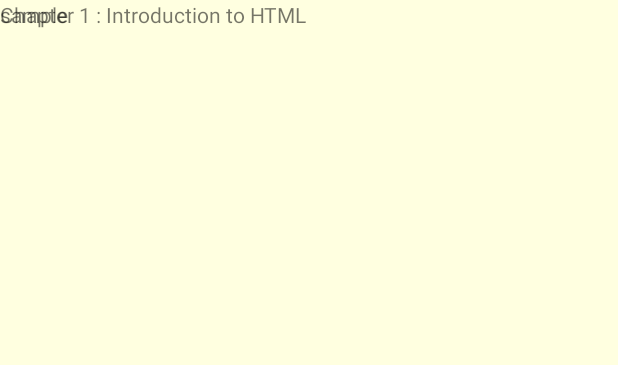
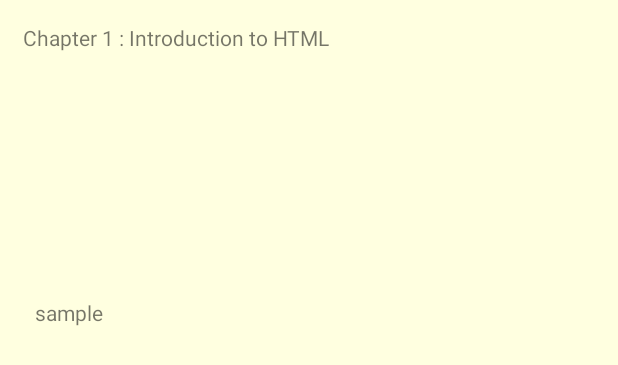
Before and after one commit to victorwong02/funLearning, an Android app: the layout lesson_html_chp1.xml on its own in the app's theme, with its tools: preview values and no code run, on a phone screen of 412 x 824 dp. Shown: the top 365 px of the screen. Run offline under Robolectric (Android 15) with nearby library versions, the phone set to English and light mode, and no system bars.

Commit message:
edit lesson_html_chp1.xml

```diff
--- a/app/src/main/res/layout/lesson_html_chp1.xml
+++ b/app/src/main/res/layout/lesson_html_chp1.xml
@@ -1,20 +1,33 @@
 <?xml version="1.0" encoding="utf-8"?>
-<RelativeLayout xmlns:android="http://schemas.android.com/apk/res/android"
+<FrameLayout xmlns:android="http://schemas.android.com/apk/res/android"
     xmlns:tools="http://schemas.android.com/tools"
     android:layout_width="match_parent"
     android:layout_height="match_parent"
+    xmlns:app="http://schemas.android.com/apk/res-auto"
     tools:context=".lesson_html_chp1">
+
+    <androidx.constraintlayout.widget.ConstraintLayout
+        android:layout_width="match_parent"
+        android:layout_height="match_parent"
+        android:padding="15dp">
 
     <TextView
         android:id="@+id/HTML_chap1_title"
         android:layout_width="wrap_content"
         android:layout_height="wrap_content"
+        app:layout_constraintStart_toStartOf="parent"
+        app:layout_constraintTop_toTopOf="parent"
         android:text="@string/htmlChap1Title"/>
 
-    <TextView
+        <TextView
+            android:layout_width="wrap_content"
+            android:layout_height="wrap_content"
+            android:layout_marginStart="8dp"
+            android:layout_marginTop="164dp"
+            android:text="@string/htmlSample"
+            app:layout_constraintTop_toBottomOf="@+id/HTML_chap1_title"
+            app:layout_constraintStart_toStartOf="parent" />
 
-        android:layout_width="390dp"
-        android:layout_height="718dp"
-        android:text="@string/htmlSample" />
+    </androidx.constraintlayout.widget.ConstraintLayout>
 
-</RelativeLayout>
+</FrameLayout>
```
